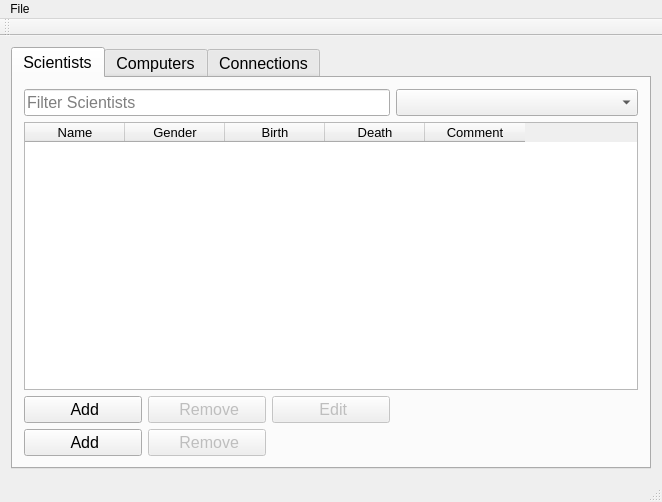
First picture: the form in mainwindow.ui, repository ManiSigt/Verklegt-nams, before the edit.
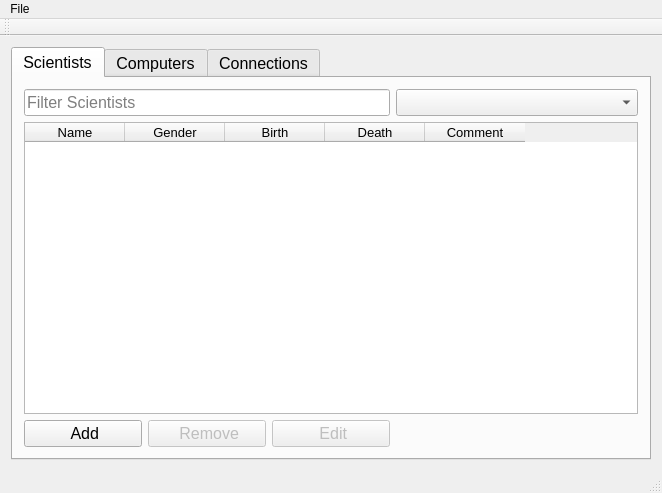
Second picture: the form after the edit. Icons and pictures are not drawn.

Commit message: merge vandræði

What changed in the file:
```diff
--- a/mainwindow.ui
+++ b/mainwindow.ui
@@ -7,7 +7,7 @@
     <x>0</x>
     <y>0</y>
     <width>662</width>
-    <height>502</height>
+    <height>493</height>
    </rect>
   </property>
   <property name="windowTitle">
@@ -105,32 +105,7 @@
           </column>
          </widget>
         </item>
-        <item row="2" column="0">
-         <widget class="QPushButton" name="button_scientist_add">
-          <property name="text">
-           <string> Add</string>
-          </property>
-          <property name="icon">
-           <iconset resource="myresourcefile.qrc">
-            <normaloff>:/icons/icons/add2.png</normaloff>:/icons/icons/add2.png</iconset>
-          </property>
-         </widget>
-        </item>
-        <item row="2" column="1">
-         <widget class="QPushButton" name="button_scientist_remove">
-          <property name="enabled">
-           <bool>false</bool>
-          </property>
-          <property name="text">
-           <string> Remove</string>
-          </property>
-          <property name="icon">
-           <iconset resource="myresourcefile.qrc">
-            <normaloff>:/icons/icons/remove.png</normaloff>:/icons/icons/remove.png</iconset>
-          </property>
-         </widget>
-        </item>
-        <item row="2" column="2">
+        <item row="5" column="2">
          <widget class="QPushButton" name="button_scientist_edit">
           <property name="enabled">
            <bool>false</bool>
```
Left out of the diff: 19 changed lines with no effect on the pictures. The commit also changes 2 other files.
